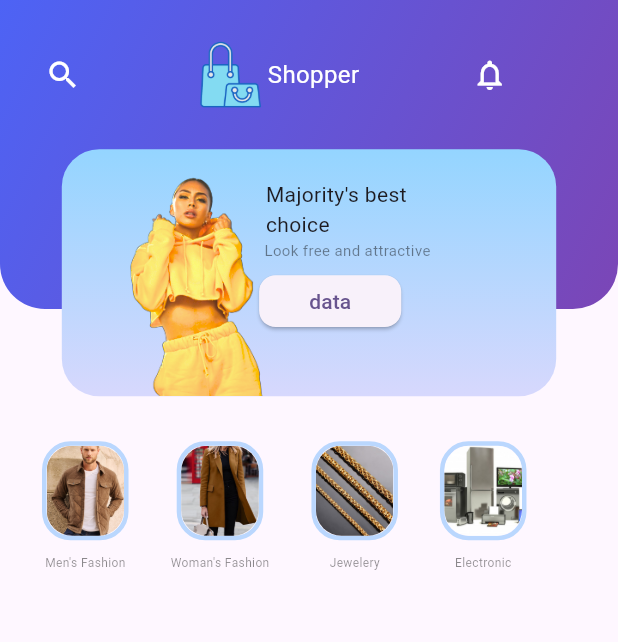
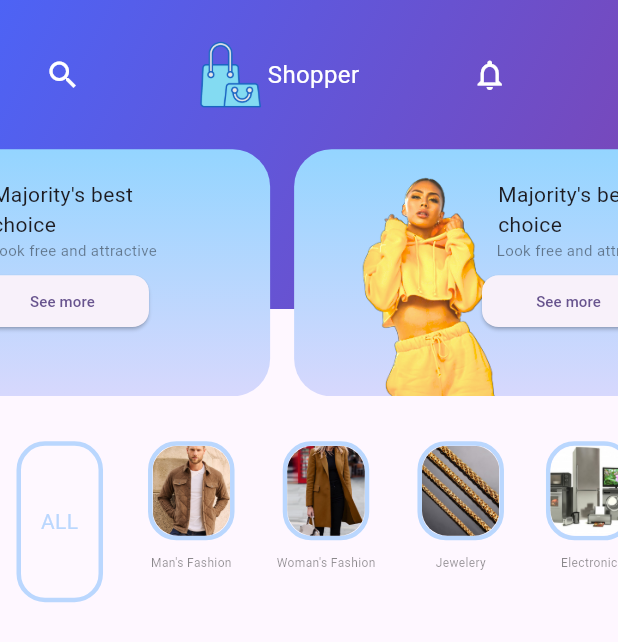
Before and after one commit to sabdanabi/Project-PAS, a Flutter app: the screen it shows after launch, on a phone screen of 412 x 824 dp. Shown: the top 642 px of the screen. Run offline on Flutter 3.47's test engine with Material 2 defaults, Android fonts, the phone set to English and light mode, and no system bars.

Commit message:
style [PD] mengerjakan landing page di file Landing_Page.dart menambahkan fitur card iklan dan kategori produk

```diff
--- a/lib/screens/LandingPage.dart
+++ b/lib/screens/LandingPage.dart
@@ -1,6 +1,8 @@
 import 'package:flutter/material.dart';
-
-import '../widgets/reused_components/circelMenus.dart';
+import '../widgets/AppBar.dart';
+import '../widgets/BackgroundAppBar.dart';
+import '../widgets/CategoryProduct.dart';
+import '../widgets/reused_components/CircelMenus.dart';
 
 
 class LandingPage extends StatefulWidget {
@@ -17,120 +19,14 @@ class _LandingPageState extends State<LandingPage> {
     return Scaffold(
         body: Stack(
           children: [
-            Container(
-              child: AppBar(
-                flexibleSpace: Positioned.fill(
-                    child: Container(
-                      height: MediaQuery.of(context).size.height * 0.25,
-                      decoration: const BoxDecoration(
-                        gradient: LinearGradient(
-                          colors: [Color(0xFF4D63F5), Color(0xFF7B46B6)],
-                          begin: Alignment.topLeft,
-                          end: Alignment.bottomRight,
-                        ),
-                        borderRadius: BorderRadius.only(
-                          bottomRight: Radius.circular(30.0),
-                          bottomLeft: Radius.circular(30.0),
-                        ),
-                      ),
-                    )
-                ),
-              ),
-            ),
+            BackgroundAppBar(),
 
             Container(
-              child: Column(
+              child: const Column(
                 children: [
-                  Padding(
-                    padding: const EdgeInsets.symmetric(vertical: 25.0,horizontal: 30.0),
-                    child: Row(
-                      children: [
-                        const Icon(
-                          Icons.search,
-                          color: Colors.white,
-                        ),
+                  FillAppBar(),
 
-                        Padding(
-                          padding: const EdgeInsets.symmetric(horizontal: 75.0),
-                          child: Row(
-                            children: [
-                              Image.asset(
-                                height: MediaQuery.of(context).size.height * 0.06,
-                                'assets_img/logo.png',
-                              ),
-                              // Jarak antara gambar dan teks
-                              const Text(
-                                'Shopper',
-                                style: TextStyle(fontSize: 16.0, color: Colors.white),
-                              ),
-                            ],
-                          ),
-                        ),
-
-                        const Icon(
-                          Icons.notifications_none,
-                          color: Colors.white,
-                        ),
-                      ],
-                    ),
-                  ),
-
-                  Container(
-                    height: MediaQuery.of(context).size.height * 0.2,
-                    width: MediaQuery.of(context).size.width * 0.8,
-                    decoration: const   BoxDecoration(
-                      gradient: LinearGradient(
-                        colors: [Color(0xFF94D5FF), Color(0xFFD7D8FD)],
-                        begin: Alignment.topCenter,
-                        end: Alignment.bottomCenter,
-                      ),
-                      borderRadius: BorderRadius.all(Radius.circular(25.0)),
-                    ),
-                    child: Stack(
-                      children: [
-                        Padding(
-                          padding: const EdgeInsets.only(left: 40.0),
-                          child: Image.asset(
-                            'assets_img/modell.png',
-                            height: MediaQuery.of(context).size.height * 0.3,
-                          ),
-                        ),
-
-                       Padding(
-                          padding: EdgeInsets.only(left: 120.0,top: 20.0),
-                          child: Column(
-                            children: [
-                              Text("Majority's best\nchoice",),
-                              Padding(
-                                padding: EdgeInsets.only(left: 15.0),
-                                child: Text('Look free and attractive',style: TextStyle(fontSize: 10.0,color: Colors.black45),),
-                              ),
-                              Padding(
-                                padding: const EdgeInsets.only(top: 10.0,right: 8.0 ),
-                                child: Container(
-                                    height: MediaQuery.of(context).size.height * 0.042,
-                                    width: MediaQuery.of(context).size.width * 0.23,
-                                    child: ElevatedButton(onPressed: () {},child: Text('data'),style: ElevatedButton.styleFrom(
-                                      shape: RoundedRectangleBorder( //to set border radius to button
-                                          borderRadius: BorderRadius.circular(11.0)
-                                      ),))),
-                              )
-                            ],
-                          ),
-                        ),
-
-                      ],
-                    ),
-                  ),
-
-                  Row(
-                    children: [
-                      CircelMenus(imgName: 'assets_img/clmodelman.jpg',text: "Men's Fashion"),
-                      CircelMenus(imgName: 'assets_img/clmodel.jpg',text: "Woman's Fashion"),
-                      CircelMenus(imgName: 'assets_img/clmodel2.jpeg',text: "Jewelery"),
-                      CircelMenus(imgName: 'assets_img/clmodel3.jpg',text: "Electronic"),
-                    ],
-                  )
+                  CategoryProduct()
                 ],
               ),
             )
--- /dev/null
+++ b/lib/widgets/AppBar.dart
@@ -0,0 +1,53 @@
+import 'package:flutter/material.dart';
+import 'package:project_pas/widgets/reused_components/AdvertisingCard.dart';
+
+import 'AutoScrollListView.dart';
+
+
+class FillAppBar extends StatelessWidget {
+  const FillAppBar({super.key});
+
+  @override
+  Widget build(BuildContext context) {
+    return Column(
+      children: [
+        Padding(
+          padding: const EdgeInsets.symmetric(vertical: 25.0,horizontal: 30.0),
+          child: Row(
+            children: [
+              const Icon(
+                Icons.search,
+                color: Colors.white,
+              ),
+
+              Padding(
+                padding: const EdgeInsets.symmetric(horizontal: 75.0),
+                child: Row(
+                  children: [
+                    Image.asset(
+                      height: MediaQuery.of(context).size.height * 0.06,
+                      'assets_img/logo.png',
+                    ),
+                    // Jarak antara gambar dan teks
+                    const Text(
+                      'Shopper',
+                      style: TextStyle(fontSize: 16.0, color: Colors.white),
+                    ),
+                  ],
+                ),
+              ),
+
+              const Icon(
+                Icons.notifications_none,
+                color: Colors.white,
+              ),
+            ],
+          ),
+        ),
+
+        AutoScrollListView()
+
+      ],
+    );
+  }
+}
--- /dev/null
+++ b/lib/widgets/AutoScrollListView.dart
@@ -0,0 +1,73 @@
+import 'dart:async';
+import 'package:flutter/material.dart';
+import 'package:project_pas/widgets/reused_components/AdvertisingCard.dart';
+
+class AutoScrollListView extends StatefulWidget {
+  @override
+  _AutoScrollListViewState createState() => _AutoScrollListViewState();
+}
+
+class _AutoScrollListViewState extends State<AutoScrollListView> {
+  final ScrollController _scrollController = ScrollController();
+  int currentIndex = 0;
+  late Timer timer;
+
+  @override
+  void initState() {
+    super.initState();
+
+
+    timer = Timer.periodic(Duration(seconds: 3), (timer) {
+      if (currentIndex < 5 - 1) {
+        currentIndex++;
+      } else {
+        currentIndex = 0;
+      }
+      _scrollToPosition(currentIndex);
+    });
+  }
+
+  @override
+  void dispose() {
+    _scrollController.dispose();
+    timer.cancel();
+    super.dispose();
+  }
+
+  void _scrollToPosition(int index) {
+    _scrollController.animateTo(
+      index * MediaQuery.of(context).size.width,
+      duration: Duration(seconds: 1),
+      curve: Curves.easeInOut,
+    );
+  }
+
+  @override
+  Widget build(BuildContext context) {
+    return SizedBox(
+      height: MediaQuery.of(context).size.height * 0.2,
+      child: ListView(
+        scrollDirection: Axis.horizontal,
+        controller: _scrollController,
+        children: [
+          AdvertisingCard(
+            imgName: 'assets_img/modell.png',
+            text1: "Majority's best\nchoice",
+            text2: 'Look free and attractive',),
+          AdvertisingCard(
+            imgName: 'assets_img/modell.png',
+            text1: "Majority's best\nchoice",
+            text2: 'Look free and attractive',),
+          AdvertisingCard(
+            imgName: 'assets_img/modell.png',
+            text1: "Majority's best\nchoice",
+            text2: 'Look free and attractive',),
+          AdvertisingCard(
+            imgName: 'assets_img/modell.png',
+            text1: "Majority's best\nchoice",
+            text2: 'Look free and attractive',),
+        ],
+      ),
+    );
+  }
+}
--- /dev/null
+++ b/lib/widgets/BackgroundAppBar.dart
@@ -0,0 +1,29 @@
+import 'package:flutter/material.dart';
+
+class BackgroundAppBar extends StatelessWidget {
+  const BackgroundAppBar({super.key});
+
+  @override
+  Widget build(BuildContext context) {
+    return Container(
+      child: AppBar(
+        flexibleSpace: Positioned.fill(
+            child: Container(
+              height: MediaQuery.of(context).size.height * 0.25,
+              decoration: const BoxDecoration(
+                gradient: LinearGradient(
+                  colors: [Color(0xFF4D63F5), Color(0xFF7B46B6)],
+                  begin: Alignment.topLeft,
+                  end: Alignment.bottomRight,
+                ),
+                borderRadius: BorderRadius.only(
+                  bottomRight: Radius.circular(30.0),
+                  bottomLeft: Radius.circular(30.0),
+                ),
+              ),
+            )
+        ),
+      ),
+    );
+  }
+}
--- /dev/null
+++ b/lib/widgets/CategoryProduct.dart
@@ -0,0 +1,41 @@
+import 'package:flutter/material.dart';
+import 'package:project_pas/widgets/reused_components/CircelMenus.dart';
+
+
+class CategoryProduct extends StatefulWidget {
+  const CategoryProduct({super.key});
+
+  @override
+  State<CategoryProduct> createState() => _CategoryProductState();
+}
+
+class _CategoryProductState extends State<CategoryProduct> {
+  @override
+  Widget build(BuildContext context) {
+    return SizedBox(
+      height: MediaQuery.of(context).size.height * 0.3,
+      child: ListView(
+        scrollDirection: Axis.horizontal,
+        children: [
+          Padding(
+            padding: const EdgeInsets.only(top: 30.0,bottom: 110.0,left: 11.0,right: 10.0),
+            child: Container(
+                height: MediaQuery.of(context).size.height * 0.01,
+                width: MediaQuery.of(context).size.width * 0.14,
+                decoration: BoxDecoration(
+                    color: Colors.white10,
+                    borderRadius: BorderRadius.all(Radius.circular(19.0)),
+                    border: Border.all(color: Color(0xFFBAD7FE),width: 3)
+                ),
+                child: Center(child: Text('ALL',style: TextStyle(color: Color(0xFFBAD7FE)),textAlign: TextAlign.center))
+            ),
+          ),
+          CircelMenus(imgName: 'assets_img/clmodelman.jpg',text: "Man's Fashion"),
+          CircelMenus(imgName: 'assets_img/clmodel.jpg',text: "Woman's Fashion"),
+          CircelMenus(imgName: 'assets_img/clmodel2.jpeg',text: "Jewelery"),
+          CircelMenus(imgName: 'assets_img/clmodel3.jpg',text: "Electronic"),
+        ],
+      ),
+    );
+  }
+}
--- /dev/null
+++ b/lib/widgets/reused_components/AdvertisingCard.dart
@@ -0,0 +1,68 @@
+import 'package:flutter/material.dart';
+
+class AdvertisingCard extends StatelessWidget {
+
+  final String imgName;
+  final String text1;
+  final String text2;
+
+  AdvertisingCard({
+    required this.imgName,
+    required this.text1,
+    required this.text2
+  });
+
+  @override
+  Widget build(BuildContext context) {
+    return Padding(
+      padding: const EdgeInsets.only(left: 8.0,right: 8.0),
+      child: Container(
+        height: MediaQuery.of(context).size.height * 0.2,
+        width: MediaQuery.of(context).size.width * 0.78,
+        decoration: const   BoxDecoration(
+          gradient: LinearGradient(
+            colors: [Color(0xFF94D5FF), Color(0xFFD7D8FD)],
+            begin: Alignment.topCenter,
+            end: Alignment.bottomCenter,
+          ),
+          borderRadius: BorderRadius.all(Radius.circular(25.0)),
+        ),
+        child: Stack(
+          children: [
+            Padding(
+              padding: const EdgeInsets.only(left: 40.0),
+              child: Image.asset(
+                imgName,
+                height: MediaQuery.of(context).size.height * 0.3,
+              ),
+            ),
+
+            Padding(
+              padding: EdgeInsets.only(left: 120.0,top: 20.0),
+              child: Column(
+                children: [
+                  Text(text1),
+                  Padding(
+                    padding: EdgeInsets.only(left: 15.0),
+                    child: Text(text2,style: TextStyle(fontSize: 10.0,color: Colors.black45),),
+                  ),
+                  Padding(
+                    padding: const EdgeInsets.only(top: 10.0),
+                    child: Container(
+                        height: MediaQuery.of(context).size.height * 0.042,
+                        width: MediaQuery.of(context).size.width * 0.28,
+                        child: ElevatedButton(onPressed: () {},child: Text('See more',style: TextStyle(fontSize: 10.0),),style: ElevatedButton.styleFrom(
+                          shape: RoundedRectangleBorder( //to set border radius to button
+                              borderRadius: BorderRadius.circular(11.0)
+                          ),))),
+                  ),
+                ],
+              ),
+            ),
+
+          ],
+        ),
+      ),
+    );
+  }
+}
--- a/lib/widgets/reused_components/circelMenus.dart
+++ b/lib/widgets/reused_components/CircelMenus.dart
@@ -13,7 +13,7 @@ class CircelMenus extends StatelessWidget {
   @override
   Widget build(BuildContext context) {
     return Padding(
-      padding: const EdgeInsets.only(left: 28.0,top: 20.0),
+      padding: const EdgeInsets.only(left: 20.0,top: 20.0,right: 8.0),
       child: Column(
         children: [
           Padding(
@@ -27,7 +27,7 @@ class CircelMenus extends StatelessWidget {
                   border: Border.all(color: Color(0xFFBAD7FE),width: 3)
                   ),
               child: ClipRRect(
-                borderRadius: BorderRadius.circular(17.0), // Ganti sesuai kebutuhanmu
+                borderRadius: BorderRadius.circular(17.0),
                 child:  Image.asset(imgName,fit: BoxFit.cover,),
               ),
             )
--- a/pubspec.yaml
+++ b/pubspec.yaml
@@ -35,10 +35,13 @@ dependencies:
   # The following adds the Cupertino Icons font to your application.
   # Use with the CupertinoIcons class for iOS style icons.
   cupertino_icons: ^1.0.2
+  http:
+  get:
 
 dev_dependencies:
   flutter_test:
     sdk: flutter
+
 
   # The "flutter_lints" package below contains a set of recommended lints to
   # encourage good coding practices. The lint set provided by the package is
@@ -46,6 +49,7 @@ dev_dependencies:
   # package. See that file for information about deactivating specific lint
   # rules and activating additional ones.
   flutter_lints: ^2.0.0
+
 
 # For information on the generic Dart part of this file, see the
 # following page: https://dart.dev/tools/pub/pubspec
```
Also changed, not shown: pubspec.lock.
